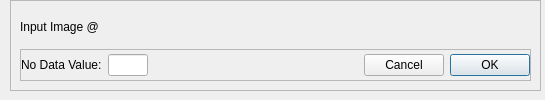
This is enmapbox/apps/the_lmu_app/GUI_Nodat.ui in jakimowb/enmapbox_testmigration2 as Qt 5 draws it before an edit. The edited form follows.
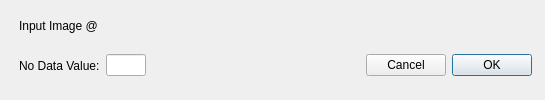
This is the edited form.

```diff
--- a/enmapbox/apps/the_lmu_app/GUI_Nodat.ui
+++ b/enmapbox/apps/the_lmu_app/GUI_Nodat.ui
@@ -41,10 +41,10 @@
     </rect>
    </property>
    <property name="frameShape">
-    <enum>QFrame::StyledPanel</enum>
+    <enum>QFrame::NoFrame</enum>
    </property>
    <property name="frameShadow">
-    <enum>QFrame::Raised</enum>
+    <enum>QFrame::Plain</enum>
    </property>
    <layout class="QVBoxLayout" name="verticalLayout">
     <item>
@@ -57,10 +57,10 @@
     <item>
      <widget class="QFrame" name="frame_2">
       <property name="frameShape">
-       <enum>QFrame::StyledPanel</enum>
+       <enum>QFrame::NoFrame</enum>
       </property>
       <property name="frameShadow">
-       <enum>QFrame::Raised</enum>
+       <enum>QFrame::Plain</enum>
       </property>
       <layout class="QHBoxLayout" name="horizontalLayout">
        <property name="margin">
```
